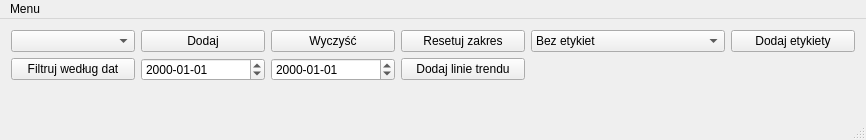
Before: the Qt Designer form MainWindow.ui in thewitcher/GarminCharts, drawn with Qt 5.
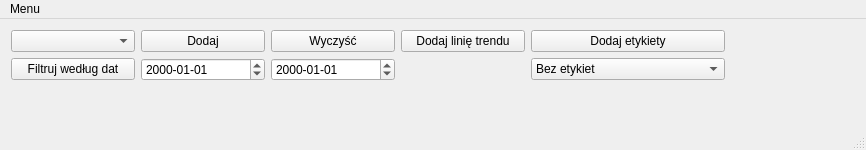
After: the same form once the commit is applied. Custom widgets are drawn as their Qt base class.

Commit message: Trend lines - cd

```diff
--- a/MainWindow.ui
+++ b/MainWindow.ui
@@ -7,7 +7,7 @@
     <x>0</x>
     <y>0</y>
     <width>866</width>
-    <height>135</height>
+    <height>150</height>
    </rect>
   </property>
   <property name="windowTitle">
@@ -15,44 +15,6 @@
   </property>
   <widget class="QWidget" name="centralWidget">
    <layout class="QGridLayout" name="gridLayout">
-    <item row="0" column="4">
-     <widget class="QComboBox" name="m_pLabelsComboBox">
-      <item>
-       <property name="text">
-        <string>Bez etykiet</string>
-       </property>
-      </item>
-      <item>
-       <property name="text">
-        <string>Etykieta na każdym punkcie</string>
-       </property>
-      </item>
-      <item>
-       <property name="text">
-        <string>Etykieta na co drugim punkcie</string>
-       </property>
-      </item>
-      <item>
-       <property name="text">
-        <string>Etykieta na co trzecim punkcie</string>
-       </property>
-      </item>
-     </widget>
-    </item>
-    <item row="0" column="5">
-     <widget class="QPushButton" name="m_pAddLabels">
-      <property name="text">
-       <string>Dodaj etykiety</string>
-      </property>
-     </widget>
-    </item>
-    <item row="0" column="3">
-     <widget class="QPushButton" name="m_pResetRangeButton">
-      <property name="text">
-       <string>Resetuj zakres</string>
-      </property>
-     </widget>
-    </item>
     <item row="0" column="1">
      <widget class="QPushButton" name="m_pAddPushButton">
       <property name="text">
@@ -94,13 +56,6 @@
       </property>
      </widget>
     </item>
-    <item row="1" column="3">
-     <widget class="QPushButton" name="m_pAddTrendLine">
-      <property name="text">
-       <string>Dodaj linie trendu</string>
-      </property>
-     </widget>
-    </item>
     <item row="5" column="0">
      <widget class="QLabel" name="m_pValue">
       <property name="text">
@@ -108,6 +63,44 @@
       </property>
      </widget>
     </item>
+    <item row="1" column="4">
+     <widget class="QComboBox" name="m_pLabelsComboBox">
+      <item>
+       <property name="text">
+        <string>Bez etykiet</string>
+       </property>
+      </item>
+      <item>
+       <property name="text">
+        <string>Etykieta na każdym punkcie</string>
+       </property>
+      </item>
+      <item>
+       <property name="text">
+        <string>Etykieta na co drugim punkcie</string>
+       </property>
+      </item>
+      <item>
+       <property name="text">
+        <string>Etykieta na co trzecim punkcie</string>
+       </property>
+      </item>
+     </widget>
+    </item>
+    <item row="0" column="4">
+     <widget class="QPushButton" name="m_pAddLabels">
+      <property name="text">
+       <string>Dodaj etykiety</string>
+      </property>
+     </widget>
+    </item>
+    <item row="0" column="3">
+     <widget class="QPushButton" name="m_pAddTrendLine">
+      <property name="text">
+       <string>Dodaj linię trendu</string>
+      </property>
+     </widget>
+    </item>
    </layout>
   </widget>
   <widget class="QMenuBar" name="menuBar">
```
Left out of the diff: 2 changed lines with no effect on the pictures. The commit also changes 238 other files.
